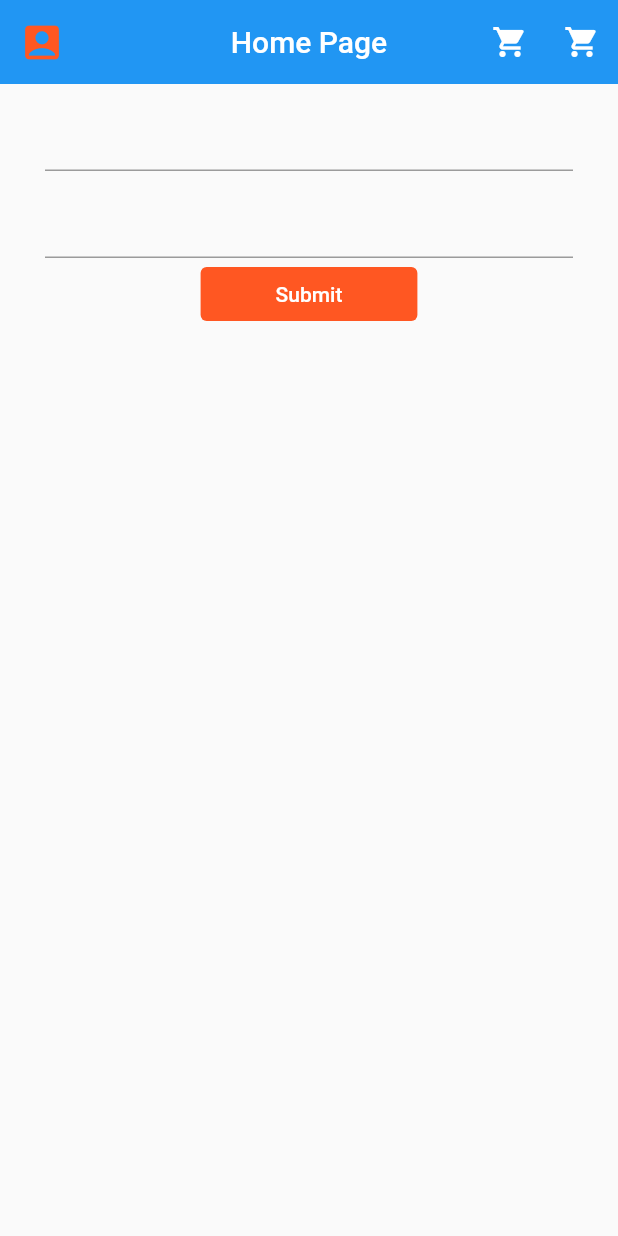
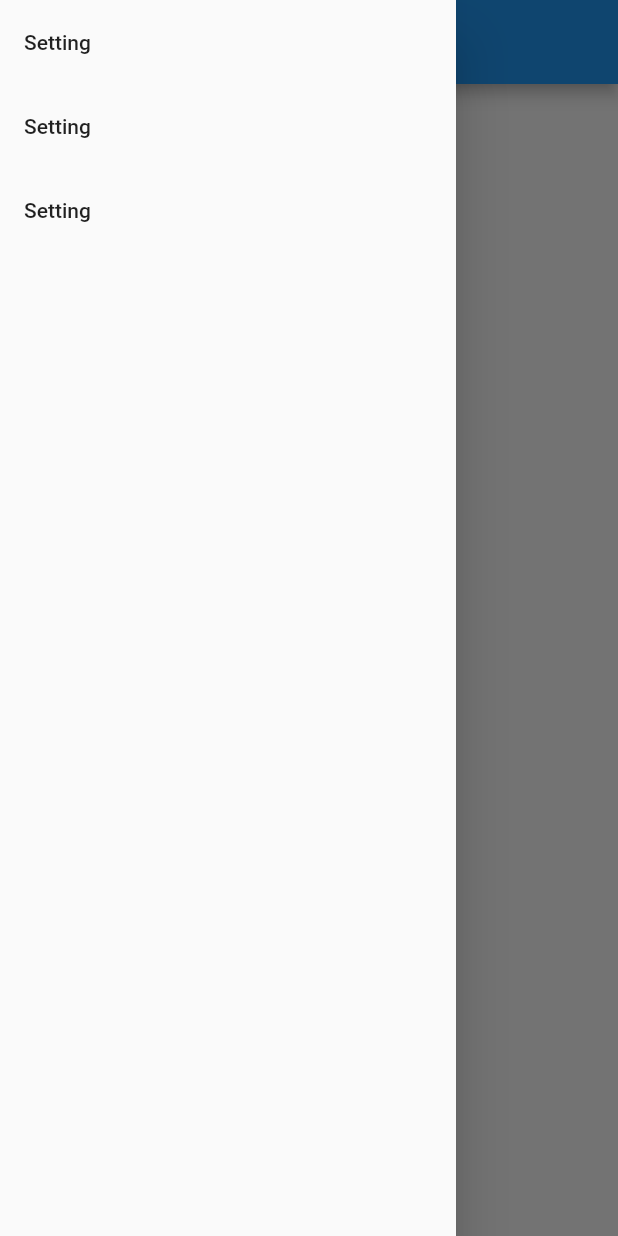
Before and after one commit to fuadmostafij6/Lesson-5-Widget-10, a Flutter app: the screen it shows after launch, with the side drawer open (before the commit the screen has no drawer), on a phone screen of 412 x 824 dp. Run offline on Flutter 3.47's test engine with Material 2 defaults, Android fonts, the phone set to English and light mode, and no system bars.

Commit message:
lessone6

```diff
--- /dev/null
+++ b/lib/Screen/Lesson5/widget.dart
@@ -0,0 +1,149 @@
+import 'package:flutter/material.dart';
+
+import '../HomePage/Widget/ContainerWidget.dart';
+
+class Lesson6 extends StatefulWidget {
+  const Lesson6({Key? key}) : super(key: key);
+
+  @override
+  State<Lesson6> createState() => _Lesson6State();
+}
+
+bool switchOn =true;
+
+class _Lesson6State extends State<Lesson6> {
+   List<Widget> vegetables = <Widget>[
+    Text('Tomatoes'),
+    Text('Potatoes'),
+    Text('Carrots')
+  ];
+  final List<bool> _selectedFruits = <bool>[true, false, false];
+  @override
+  Widget build(BuildContext context) {
+    return Scaffold(
+      appBar: AppBar(
+        title: Text("Drower"),
+
+      ),
+      drawer: Drawer(
+        child: ListView(
+
+          children:  [
+
+            ListTile(
+              onTap: (){
+                print("tap");
+              },
+              title: Text("Setting"),
+            ),
+            ListTile(
+              onTap: (){
+                print("tap");
+              },
+              title: Text("Setting"),
+            ),
+            ListTile(
+              onTap: (){
+                print("tap");
+              },
+              title: Text("Setting"),
+            )
+
+
+          ],
+        ),
+      ),
+      body: Center(
+        child:
+        Column(
+      //    mainAxisAlignment: MainAxisAlignment.center,
+        mainAxisAlignment: MainAxisAlignment.center,
+          children: [
+        //      Flexible(
+        //        flex: 2,
+        //        child: Container(
+        //          height: 100,
+        //            width: 100,
+        //            color: Colors.deepOrange,
+        //            child: Text("Text 1", style: TextStyle(fontSize: 24),)),
+        //      ),
+        //
+        //
+        // Flexible(
+        //   child: Container(
+        //       height: 100,
+        //       width: 100,
+        //       color: Colors.grey,
+        //       child: Text("Text 1", style: TextStyle(fontSize: 24),)),
+        // ),
+        //
+        //
+        //     Flexible(
+        //   flex: 2,
+        //   child: Container(
+        //       height: 100,
+        //       width: 100,
+        //       color: Colors.amber,
+        //       child: Text("Text 1", style: TextStyle(fontSize: 24),)),
+        // ),
+        //
+        //
+        //     const ListTile(
+        //       leading: CircleAvatar(
+        //         backgroundColor: Colors.black,
+        //       ),
+        //       trailing: Icon(Icons.phone),
+        //       title: Text("User Name"),
+        //       subtitle: Text("Message"),
+        //     ),
+        //
+        //     Switch(value: switchOn,
+        //         activeColor: Colors.black,
+        //         onChanged: (value){
+        //       print(value);
+        //       setState(() {
+        //         switchOn = value;
+        //       });
+        //
+        //     }),
+        //
+        //     TextWidget(name: 'Aziz',),
+        //     SizedBox(height: 20,),
+        //     TextWidget(name: 'Pia',),
+        //     SizedBox(height: 20,),
+        //     TextWidget(name: 'Shawn',),
+
+            ToggleButtons(isSelected: _selectedFruits,
+
+            onPressed: (value){
+             setState(() {
+               _selectedFruits[value] = !_selectedFruits[value];
+             });
+
+            },
+
+              children: vegetables,
+            )
+
+
+
+
+          ],
+        )
+
+        // RichText(
+        //   text: const TextSpan(
+        //     text: 'Hello',
+        //     style: TextStyle(fontSize: 24, color: Colors.deepOrange),
+        //     children: <TextSpan>[
+        //       TextSpan(
+        //           text: 'bold',
+        //           style: TextStyle(fontWeight: FontWeight.bold, fontSize: 24)),
+        //       TextSpan(text: ' world!', style: TextStyle(fontSize: 18)),
+        //     ],
+        //   ),
+        // ),
+      ),
+    );
+  }
+}
--- a/lib/main.dart
+++ b/lib/main.dart
@@ -1,6 +1,7 @@
 import 'package:flutter/material.dart';
 
 import 'Screen/HomePage/homepage.dart';
+import 'Screen/Lesson5/widget.dart';
 
 void main() {
   runApp(const MyApp());
@@ -19,7 +20,7 @@ class _MyAppState extends State<MyApp> {
     return const MaterialApp(
 
       debugShowCheckedModeBanner: false,
-home:Homepage() ,
+home:Lesson6(),
     );
   }
 }
```
Also changed, not shown: lib/Screen/HomePage/Widget/ContainerWidget.dart (added, +19 -0 lines).
